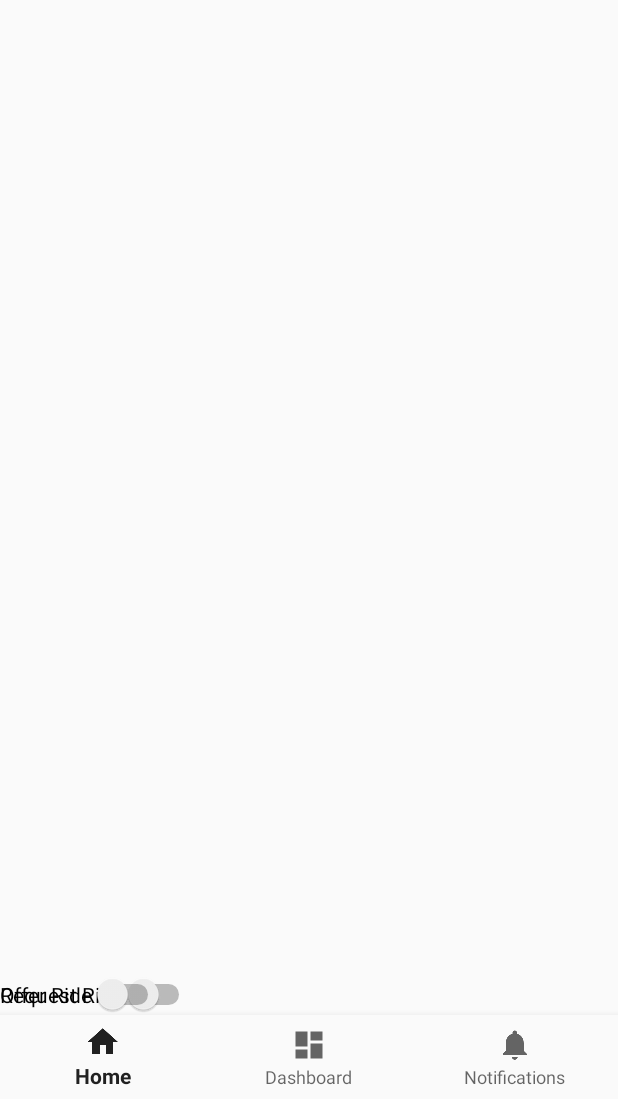
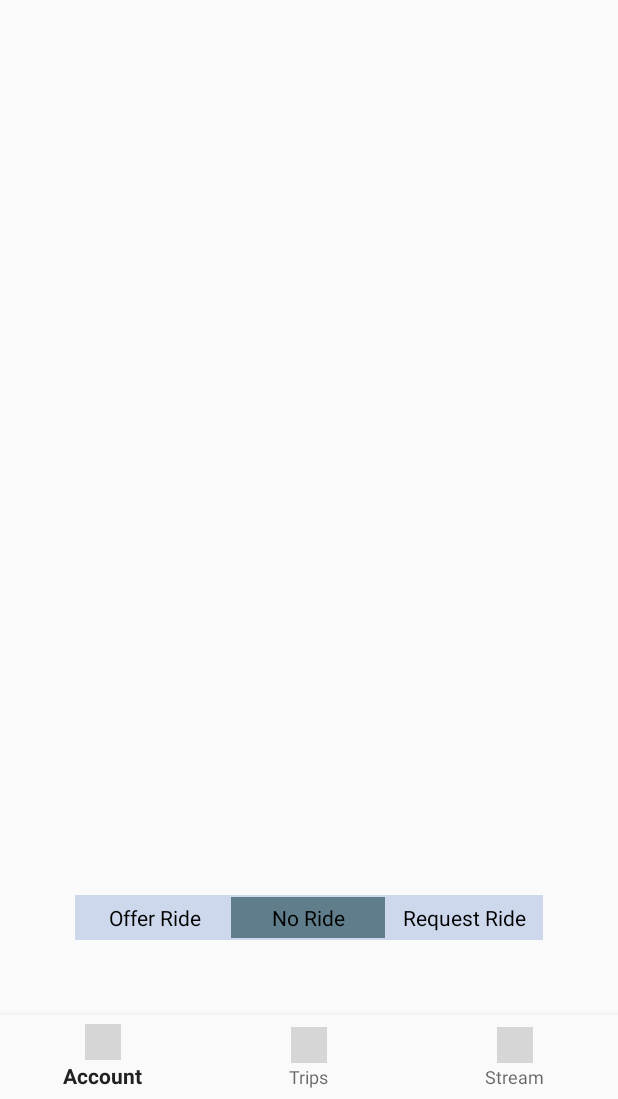
Before and after one commit to vetrady/RideBlue, an Android app: the MapsActivity screen opened directly, with no data from a screen before it, on a phone screen of 412 x 824 dp, the part 137-1236 px from its top. Run offline under Robolectric (Android 15) with nearby library versions, the phone set to English and light mode, and no system bars; grey boxes are pictures that could not be loaded.

Commit message:
Changed Icon on Navigation Bar Added toggle bar for requesting and offering rides

```diff
--- a/app/src/main/AndroidManifest.xml
+++ b/app/src/main/AndroidManifest.xml
@@ -8,6 +8,7 @@
          location permissions for the 'MyLocation' functionality.
     -->
     <uses-permission android:name="android.permission.ACCESS_FINE_LOCATION" />
+    <uses-permission android:name="android.permission.ACCESS_COARSE_LOCATION" />
 
     <application
         android:allowBackup="true"
--- a/app/src/main/java/com/americanexpress/developer/rideblue/BottomNavigation.java
+++ b/app/src/main/java/com/americanexpress/developer/rideblue/BottomNavigation.java
@@ -17,10 +17,10 @@ public class BottomNavigation extends AppCompatActivity {
         @Override
         public boolean onNavigationItemSelected(@NonNull MenuItem item) {
             switch (item.getItemId()) {
-                case R.id.navigation_home:
+                case R.id.navigation_account:
                     mTextMessage.setText(R.string.title_home);
                     return true;
-                case R.id.navigation_dashboard:
+                case R.id.navigation_trips:
                     mTextMessage.setText(R.string.title_dashboard);
                     return true;
                 case R.id.navigation_notifications:
--- a/app/src/main/java/com/americanexpress/developer/rideblue/CircleTransform.java
+++ /dev/null
@@ -1,50 +0,0 @@
-package com.americanexpress.developer.rideblue;
-
-import android.content.Context;
-import android.graphics.Bitmap;
-import android.graphics.BitmapShader;
-import android.graphics.Canvas;
-import android.graphics.Paint;
-
-import com.bumptech.glide.load.engine.bitmap_recycle.BitmapPool;
-import com.bumptech.glide.load.resource.bitmap.BitmapTransformation;
-
-public class CircleTransform extends BitmapTransformation {
-    public CircleTransform(Context context) {
-        super(context);
-    }
-
-    @Override
-    protected Bitmap transform(BitmapPool pool, Bitmap toTransform, int outWidth, int outHeight) {
-        return circleCrop(pool, toTransform);
-    }
-
-    private static Bitmap circleCrop(BitmapPool pool, Bitmap source) {
-        if (source == null) return null;
-
-        int size = Math.min(source.getWidth(), source.getHeight());
-        int x = (source.getWidth() - size) / 2;
-        int y = (source.getHeight() - size) / 2;
-
-        // TODO this could be acquired from the pool too
-        Bitmap squared = Bitmap.createBitmap(source, x, y, size, size);
-
-        Bitmap result = pool.get(size, size, Bitmap.Config.ARGB_8888);
-        if (result == null) {
-            result = Bitmap.createBitmap(size, size, Bitmap.Config.ARGB_8888);
-        }
-
-        Canvas canvas = new Canvas(result);
-        Paint paint = new Paint();
-        paint.setShader(new BitmapShader(squared, BitmapShader.TileMode.CLAMP, BitmapShader.TileMode.CLAMP));
-        paint.setAntiAlias(true);
-        float r = size / 2f;
-        canvas.drawCircle(r, r, r, paint);
-        return result;
-    }
-
-    @Override
-    public String getId() {
-        return getClass().getName();
-    }
-}
--- a/app/src/main/java/com/americanexpress/developer/rideblue/MainActivity.java
+++ /dev/null
@@ -1,4 +0,0 @@
-package com.americanexpress.developer.rideblue;
-
-public class MainActivity {
-}
--- /dev/null
+++ b/app/src/main/res/drawable-v21/toggle_widget_background.xml
@@ -0,0 +1,12 @@
+<?xml version="1.0" encoding="UTF-8" standalone="no"?>
+<selector xmlns:android="http://schemas.android.com/apk/res/android">
+    <item android:drawable="@color/colorPrimary" android:state_checked="true">
+        <!--
+        <shape>
+            <solid android:color="@color/colorPrimary" />
+        </shape>
+        -->
+    </item>
+    <item android:drawable="@color/colorPrimaryDark" android:state_pressed="true" />
+    <item android:layout_height="wrap_content" android:drawable="@color/transparent" />
+</selector>
--- a/app/src/main/res/layout/activity_maps.xml
+++ b/app/src/main/res/layout/activity_maps.xml
@@ -27,26 +27,61 @@
         app:layout_constraintRight_toRightOf="parent"
         app:menu="@menu/navigation" />
 
-    <Switch
-        android:id="@+id/request"
-        android:layout_width="wrap_content"
-        android:layout_height="wrap_content"
-        android:checked="false"
-        android:text="Request Ride"
+    <RadioGroup
+        android:checkedButton="@+id/rideoff"
+        android:id="@+id/ridetoggle"
+        android:layout_width="match_parent"
+        android:layout_height="30dp"
+        android:layout_marginBottom="@dimen/margin_medium"
+        android:layout_marginLeft="50dp"
+        android:layout_marginRight="50dp"
         app:layout_constraintBottom_toTopOf="@id/navigation"
-        app:layout_constraintHorizontal_bias="@integer/google_play_services_version"
-        tools:layout_editor_absoluteX="237dp"
-        tools:layout_editor_absoluteY="427dp" />
+        android:layout_marginTop="@dimen/margin_medium"
+        android:background="@color/lighterBlue"
+        android:orientation="horizontal">
 
-    <Switch
-        android:id="@+id/offer"
-        android:layout_width="wrap_content"
-        android:layout_height="wrap_content"
-        android:checked="false"
-        android:text="Offer Ride"
-        app:layout_constraintBottom_toTopOf="@id/navigation"
-        app:layout_constraintHorizontal_bias="@integer/google_play_services_version"
-        tools:layout_editor_absoluteX="39dp"
-        tools:layout_editor_absoluteY="427dp" />
+        <RadioButton
+            android:id="@+id/offer"
+            android:layout_width="0dp"
+            android:layout_height="match_parent"
+            android:layout_marginBottom="1dp"
+            android:layout_marginLeft="1dp"
+            android:layout_marginTop="1dp"
+            android:layout_weight="1"
+            android:background="@drawable/toggle_widget_background"
+            android:button="@null"
+            android:gravity="center"
+            android:text="@string/ride_offer"
+            android:textColor="@android:color/background_dark" />
+
+        <RadioButton
+            android:id="@+id/rideoff"
+            android:layout_width="0dp"
+            android:layout_height="match_parent"
+            android:layout_marginBottom="1dp"
+            android:layout_marginRight="1dp"
+            android:layout_marginTop="1dp"
+            android:layout_weight="1"
+            android:background="@drawable/toggle_widget_background"
+            android:button="@null"
+            android:gravity="center"
+            android:text="@string/ride_off"
+            android:textColor="@android:color/background_dark" />
+
+        <RadioButton
+            android:id="@+id/request"
+            android:layout_width="0dp"
+            android:layout_height="match_parent"
+            android:layout_marginBottom="1dp"
+            android:layout_marginRight="1dp"
+            android:layout_marginTop="1dp"
+            android:layout_weight="1"
+            android:background="@drawable/toggle_widget_background"
+            android:button="@null"
+            android:gravity="center"
+            android:text="@string/ride_request"
+            android:textColor="@android:color/background_dark" />
+
+    </RadioGroup>
 
 </android.support.constraint.ConstraintLayout>
--- a/app/src/main/res/menu/navigation.xml
+++ b/app/src/main/res/menu/navigation.xml
@@ -2,18 +2,18 @@
 <menu xmlns:android="http://schemas.android.com/apk/res/android">
 
     <item
-        android:id="@+id/navigation_home"
-        android:icon="@drawable/ic_home_black_24dp"
+        android:id="@+id/navigation_account"
+        android:icon="@drawable/baseline_perm_identity_24"
         android:title="@string/title_home" />
 
     <item
-        android:id="@+id/navigation_dashboard"
-        android:icon="@drawable/ic_dashboard_black_24dp"
+        android:id="@+id/navigation_trips"
+        android:icon="@drawable/baseline_commute_24"
         android:title="@string/title_dashboard" />
 
     <item
         android:id="@+id/navigation_notifications"
-        android:icon="@drawable/ic_notifications_black_24dp"
+        android:icon="@drawable/baseline_history_24"
         android:title="@string/title_notifications" />
 
 </menu>
--- a/app/src/main/res/values/colors.xml
+++ b/app/src/main/res/values/colors.xml
@@ -5,7 +5,13 @@
     <color name="blue_grey_700">#455A64</color>
     <color name="blue_grey_800">#37474F</color>
     <color name="blue_grey_900">#263238</color>
-    <color name="colorPrimary">#d32f2f</color>
-    <color name="colorPrimaryDark">#c72c2c</color>
+    <color name="colorPrimary">#607D8B</color>
+    <color name="colorPrimaryDark">#263238</color>
+    <!--    <color name="colorPrimary">#d32f2f</color> -->
+    <!--    <color name="colorPrimaryDark">#c72c2c</color> -->
+    <color name="transparent">#80d32f2f</color>
     <color name="colorAccent">#FFFFFF</color>
+    <color name="blue">#FF005a9c</color>
+    <color name="lightBlue">#ff6691c4</color>
+    <color name="lighterBlue">#ffcdd8ec</color>
 </resources>
--- a/app/src/main/res/values/dimens.xml
+++ b/app/src/main/res/values/dimens.xml
@@ -9,4 +9,5 @@
     <dimen name="fab_margin">16dp</dimen>
     <dimen name="profile_width">75dp</dimen>
     <dimen name="profile_height">75dp</dimen>
+    <dimen name="margin_medium">50dp</dimen>
 </resources>
--- a/app/src/main/res/values/strings.xml
+++ b/app/src/main/res/values/strings.xml
@@ -76,9 +76,16 @@
     <string name="action_logout">Logout</string>
     <string name="action_mark_all_read">Mark All as Read</string>
     <string name="privacy_policy">Privacy Policy</string>
+
+    <!-- Toggle menu labels -->
+    <string name="ride_request">Request Ride</string>
+    <string name="ride_offer">Offer Ride</string>
+    <string name="ride_off">No Ride</string>
+
+    <!-- Bottom Navigation Drawer menu labels -->
     <string name="title_activity_bottom_navigation">BottomNavigation</string>
-    <string name="title_home">Home</string>
-    <string name="title_dashboard">Dashboard</string>
-    <string name="title_notifications">Notifications</string>
+    <string name="title_home">Account</string>
+    <string name="title_dashboard">Trips </string>
+    <string name="title_notifications">Stream</string>
 
 </resources>
```
